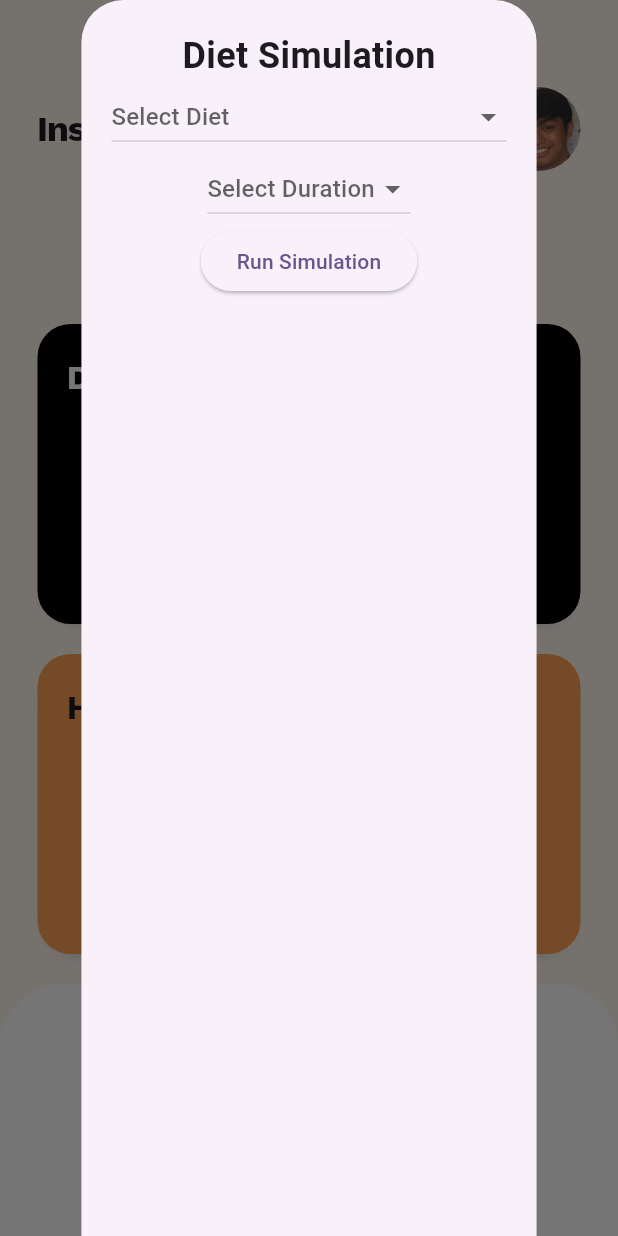
After one commit to NinoPogi/urinova, a Flutter app: the InsightsPage screen opened directly, after a tap on "Diet Simulation 🍎", on a phone screen of 412 x 824 dp. The commit adds this screen. Run offline on Flutter 3.47's test engine with Material 3 defaults, Android fonts, the phone set to English and light mode, and no system bars; our stand-ins replace flutter_blue_plus, flutter_dotenv, shared_preferences, syncfusion_flutter_charts; accounts and stored records are empty.

Commit message:
initial diet simulation

```diff
--- a/lib/widgets/insights/diet_simulation_card.dart
+++ b/lib/widgets/insights/diet_simulation_card.dart
@@ -1,4 +1,7 @@
 import 'package:flutter/material.dart';
+import 'package:provider/provider.dart';
+import 'package:urinova/providers/biomarker_provider.dart';
+import 'package:urinova/widgets/insights/diet_simulation_modal.dart';
 
 class DietSimulationCard extends StatefulWidget {
   const DietSimulationCard({super.key});
@@ -8,9 +11,19 @@ class DietSimulationCard extends StatefulWidget {
 }
 
 class _DietSimulationCardState extends State<DietSimulationCard> {
+  void _showModal(BuildContext context) {
+    showModalBottomSheet(
+      context: context,
+      isScrollControlled: true,
+      builder: (context) => const DietSimulationModal(),
+    );
+  }
+
   @override
   Widget build(BuildContext context) {
-    return Container(
+    return GestureDetector(
+      onTap: () => _showModal(context),
+      child: Container(
         padding: EdgeInsets.all(20),
         width: 420,
         height: 200,
@@ -36,9 +49,10 @@ class _DietSimulationCardState extends State<DietSimulationCard> {
                 fontFamily: 'Work Sans',
                 letterSpacing: -1,
                 color: Colors.white,
-                decoration: TextDecoration.lineThrough),
+              ),
             ),
           ],
+        ),
       ),
     );
   }
--- /dev/null
+++ b/lib/widgets/insights/diet_simulation_modal.dart
@@ -0,0 +1,191 @@
+import 'package:flutter/material.dart';
+import 'package:provider/provider.dart';
+import 'package:urinova/constants/biomarker_constant.dart';
+import 'package:urinova/providers/biomarker_provider.dart';
+
+class DietSimulationModal extends StatefulWidget {
+  const DietSimulationModal({super.key});
+
+  @override
+  State<DietSimulationModal> createState() => _DietSimulationModalState();
+}
+
+class _DietSimulationModalState extends State<DietSimulationModal> {
+  String? _selectedDiet;
+  String? _selectedDuration;
+  List<int> _simulatedBiomarkers = [];
+  bool _showResults = false;
+  List<int>? _lastHistory;
+
+  final Map<String, Map<String, List<int>>> _dietEffects = {
+    'Keto Diet': {
+      'short': [0, 0, 0, 2, 0, 1, 1, -2, 0, 0],
+      'medium': [0, 0, 0, 1, 0, 1, 2, -2, 0, 0],
+      'long': [1, 0, 0, 0, 0, 1, 2, -2, 0, 0],
+    },
+    'High-Protein Diet': {
+      'short': [0, 0, 0, 1, 0, 1, 2, -2, 1, 0],
+      'medium': [0, 0, 0, 1, 0, 1, 3, -2, 1, 0],
+      'long': [1, 0, 0, 0, 0, 1, 3, -2, 1, 0],
+    },
+    'Vegan/Plant-Based Diet': {
+      'short': [0, 0, 0, 0, 0, 0, 0, 0, 0, 1],
+      'medium': [0, 0, 0, 0, 0, 0, 0, 0, 0, 1],
+      'long': [0, 0, 0, 0, 0, 0, 0, 0, 0, 1],
+    },
+    'High-Sugar/Processed Food Diet': {
+      'short': [0, 1, 0, 0, 1, 1, 0, 2, 1, 0],
+      'medium': [0, 1, 0, 0, 1, 1, 0, 3, 1, 0],
+      'long': [1, 1, 0, 0, 1, 1, 0, 3, 1, 0],
+    },
+    'Intermittent Fasting (IF)': {
+      'short': [0, 0, 0, 0, 0, 0, 0, 1, 0, 0],
+      'medium': [0, 0, 0, 0, 0, 0, 0, 1, 0, 0],
+      'long': [0, 0, 0, 0, 0, 0, 0, 1, 0, 0],
+    },
+    'Mediterranean Diet': {
+      'short': [0, 0, 0, 0, 0, 0, 0, 0, 0, 0],
+      'medium': [0, 0, 0, 0, 0, 0, 0, 0, 0, 0],
+      'long': [0, 0, 0, 0, 0, 0, 0, 0, 0, 0],
+    },
+  };
+
+  @override
+  void didChangeDependencies() {
+    super.didChangeDependencies();
+    final biomarkerProvider = Provider.of<BiomarkerProvider>(context);
+    if (biomarkerProvider.history.isNotEmpty) {
+      _lastHistory = List.from(biomarkerProvider.history.last);
+    }
+  }
+
+  void _clearResults() {
+    setState(() {
+      _showResults = false;
+      _simulatedBiomarkers = [];
+    });
+  }
+
+  void _onDietChanged(String? value) {
+    setState(() {
+      _selectedDiet = value;
+      _clearResults();
+    });
+  }
+
+  void _onDurationChanged(String? value) {
+    setState(() {
+      _selectedDuration = value;
+      _clearResults();
+    });
+  }
+
+  void _runSimulation() {
+    if (_selectedDiet == null || _selectedDuration == null) return;
+
+    final effects = _dietEffects[_selectedDiet]![_selectedDuration]!;
+    final baseline = _lastHistory ?? List.filled(biomarkerNames.length, 2);
+
+    setState(() {
+      _simulatedBiomarkers = List.from(baseline);
+      for (int i = 0; i < _simulatedBiomarkers.length; i++) {
+        _simulatedBiomarkers[i] = (_simulatedBiomarkers[i] + effects[i])
+            .clamp(0, biomarkerValues[i].length - 1);
+      }
+      _showResults = true;
+    });
+  }
+
+  String _getTrend(int index) {
+    if (_lastHistory != null) {
+      final current = _simulatedBiomarkers[index];
+      final previous = _lastHistory![index];
+
+      if (current > previous) return '↑ Increasing';
+      if (current < previous) return '↓ Decreasing';
+      return '→ Stable';
+    } else {
+      final effect = _dietEffects[_selectedDiet]![_selectedDuration]![index];
+      if (effect > 0) return '↑ Increasing';
+      if (effect < 0) return '↓ Decreasing';
+      return '→ Stable';
+    }
+  }
+
+  @override
+  Widget build(BuildContext context) {
+    return Container(
+      padding: EdgeInsets.all(20),
+      child: Column(
+        children: [
+          Text('Diet Simulation',
+              style: TextStyle(fontSize: 24, fontWeight: FontWeight.bold)),
+          DropdownButton<String>(
+            value: _selectedDiet,
+            hint: Text('Select Diet'),
+            items: _dietEffects.keys.map((String value) {
+              return DropdownMenuItem<String>(
+                value: value,
+                child: Text(value),
+              );
+            }).toList(),
+            onChanged: _onDietChanged,
+          ),
+          DropdownButton<String>(
+            value: _selectedDuration,
+            hint: Text('Select Duration'),
+            items: ['short', 'medium', 'long'].map((String value) {
+              return DropdownMenuItem<String>(
+                value: value,
+                child: Text(value),
+              );
+            }).toList(),
+            onChanged: _onDurationChanged,
+          ),
+          ElevatedButton(
+            onPressed: _runSimulation,
+            child: Text('Run Simulation'),
+          ),
+          if (_showResults)
+            Expanded(
+              child: ListView(
+                children: _simulatedBiomarkers.asMap().entries.map((entry) {
+                  final index = entry.key;
+                  final value = entry.value;
+                  final color = value <= 1
+                      ? Colors.green
+                      : value <= 3
+                          ? Colors.orange
+                          : Colors.red;
+                  return Card(
+                    child: ListTile(
+                      title: Text(biomarkerNames[index]),
+                      subtitle: Column(
+                        crossAxisAlignment: CrossAxisAlignment.start,
+                        children: [
+                          Text('Value: ${biomarkerValues[index][value]}'),
+                          Text('Trend: ${_getTrend(index)}',
+                              style: TextStyle(
+                                color: _getTrend(index).contains('↑')
+                                    ? Colors.red
+                                    : _getTrend(index).contains('↓')
+                                        ? Colors.green
+                                        : Colors.grey,
+                              )),
+                        ],
+                      ),
+                      trailing: Container(
+                        width: 20,
+                        height: 20,
+                        color: color,
+                      ),
+                    ),
+                  );
+                }).toList(),
+              ),
+            ),
+        ],
+      ),
+    );
+  }
+}
```
Also changed, not shown: lib/urinova.dart (+9 -4 lines). Lines whose indentation alone changed are shown as unchanged.
